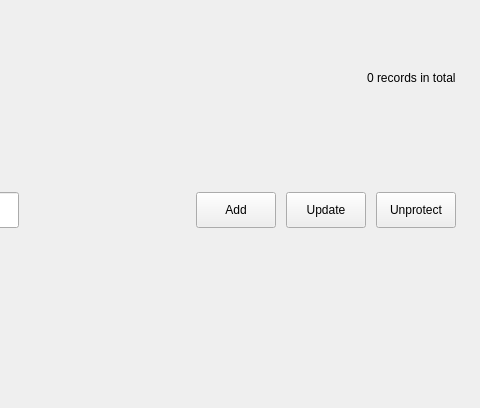
The window that src/ui/file-protected/fp-page.ui (openeuler-mirror/ks-ssr) describes before a commit, drawn with Qt 5; both pictures show x 445 to 925 and y 0 to 408 of the 925 by 408 pixel window.
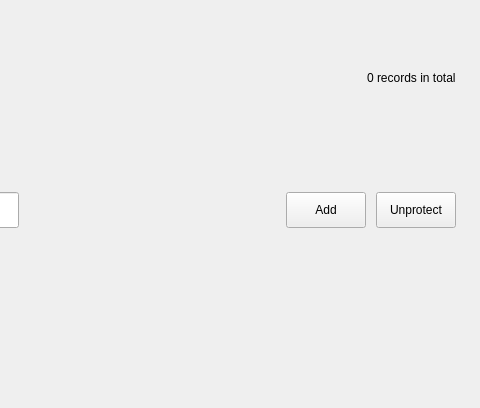
The same window after the commit. Custom widgets are drawn as their Qt base class.

Diff of the .ui file:
```diff
--- a/src/ui/file-protected/fp-page.ui
+++ b/src/ui/file-protected/fp-page.ui
@@ -138,25 +138,6 @@
         </property>
        </widget>
       </item>
-      <item>
-       <widget class="QPushButton" name="m_update">
-        <property name="sizePolicy">
-         <sizepolicy hsizetype="Fixed" vsizetype="Fixed">
-          <horstretch>0</horstretch>
-          <verstretch>0</verstretch>
-         </sizepolicy>
-        </property>
-        <property name="minimumSize">
-         <size>
-          <width>72</width>
-          <height>36</height>
-         </size>
-        </property>
-        <property name="text">
-         <string>Update</string>
-        </property>
-       </widget>
-      </item>
       <item>
        <widget class="QPushButton" name="m_unprotect">
         <property name="sizePolicy">
```
